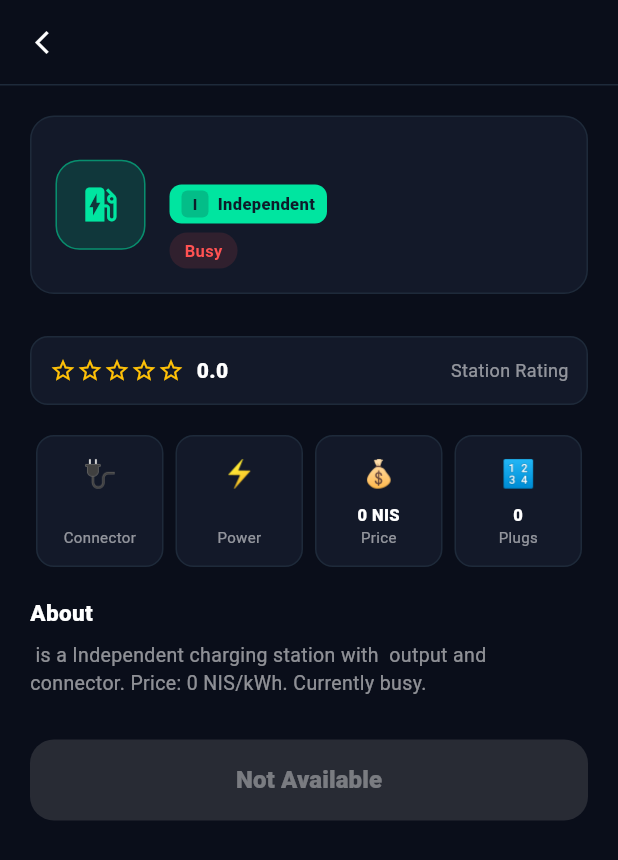
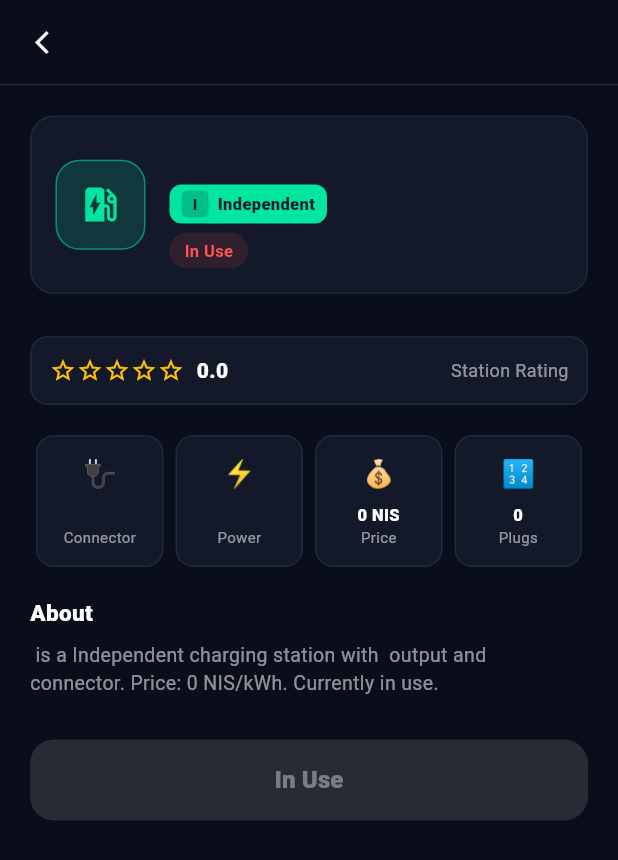
Before and after one commit to safaanouri11/chargeguard-backend, a Flutter app: the ChargerDetailScreen screen opened directly with empty values, on a phone screen of 412 x 824 dp. Shown: the top 860 px of the screen. Run offline on Flutter 3.47's test engine with Material 3 defaults, Android fonts, the phone set to English and light mode, and no system bars; our stand-ins replace flutter_map, geolocator, latlong2, video_player; missing offline and left inert: dart:html, dart:js.

Commit message:
Wire real-time occupancy into Flutter UI
- Station cards on home + charger detail now use occupancy (free|busy|
  offline) instead of plain available boolean. Three colors and labels:
  Available (green), In Use (red), Offline (grey).
- Booking gate disabled for offline stations.
- Host dashboard replaces the on/off Switch with a PopupMenu offering
  Mark Available / Mark In Use / Take Offline (calls new
  setStationOccupancy via PUT /api/host/stations/:id/occupancy).
- Falls back to legacy available flag when occupancy is missing.

https://claude.ai/code/session_014385xFe3S8aHv5fMTTZDjh

```diff
--- a/flutter_application_1/lib/screens/charger_detail_screen.dart
+++ b/flutter_application_1/lib/screens/charger_detail_screen.dart
@@ -26,7 +26,10 @@ class ChargerDetailScreen extends StatelessWidget {
     final power       = station['power']     as String? ?? '22 kW';
     final conn        = station['connector'] as String? ?? 'CCS2';
     final price       = station['price']?.toString() ?? '2.5';
-    final ok          = station['available'] as bool? ?? true;
+    final occupancy   = (station['occupancy'] as String?) ??
+        ((station['available'] as bool? ?? true) ? 'free' : 'busy');
+    final ok          = occupancy == 'free';
+    final isOffline   = occupancy == 'offline';
     final addr        = (station['location'] as Map?)?['address'] as String? ?? '';
     final rating      = (station['rating'] as num?)?.toDouble() ?? 5.0;
     final networkName = station['network'] as String? ?? 'Independent';
@@ -37,7 +40,12 @@ class ChargerDetailScreen extends StatelessWidget {
     final network     = networkInfo(networkName);
     final connColor   = _connColor(conn);
     final isComingSoon = status == 'Coming Soon';
-    final statusColor  = isComingSoon ? Colors.grey : (ok ? kGreen : Colors.redAccent);
+    final statusColor  = isComingSoon
+        ? Colors.grey
+        : (isOffline ? Colors.grey : (ok ? kGreen : Colors.redAccent));
+    final statusLabel  = isComingSoon
+        ? 'Coming Soon'
+        : (isOffline ? 'Offline' : (ok ? 'Available' : 'In Use'));
 
     return Scaffold(
       backgroundColor: cBg,
@@ -69,7 +77,7 @@ class ChargerDetailScreen extends StatelessWidget {
                       color: statusColor.withOpacity(0.12),
                       borderRadius: BorderRadius.circular(20)),
                   child: Text(
-                    isComingSoon ? 'Coming Soon' : (ok ? 'Available' : 'Busy'),
+                    statusLabel,
                     style: TextStyle(color: statusColor,
                         fontSize: 11, fontWeight: FontWeight.w700))),
               ])),
@@ -134,14 +142,14 @@ class ChargerDetailScreen extends StatelessWidget {
           Text('$name is a ${network.name} charging station '
               'with $power output and $conn connector. '
               'Price: $price NIS/kWh. '
-              '${isComingSoon ? "Opening soon." : (ok ? "Currently available." : "Currently busy.")}',
+              '${isComingSoon ? "Opening soon." : (isOffline ? "Currently offline." : (ok ? "Currently available." : "Currently in use."))}',
               style: kSub(13)),
           const SizedBox(height: 28),
 
           // ── Book button ───────────────────────────────────
           SizedBox(width: double.infinity, height: 54,
             child: ElevatedButton(
-              onPressed: (ok && !isComingSoon)
+              onPressed: (ok && !isComingSoon && !isOffline)
                   ? () => goTo(context, BookingFormScreen(station: station))
                   : null,
               style: ElevatedButton.styleFrom(
@@ -150,7 +158,7 @@ class ChargerDetailScreen extends StatelessWidget {
                 foregroundColor: Colors.black,
                 shape: RoundedRectangleBorder(borderRadius: BorderRadius.circular(16))),
               child: Text(
-                isComingSoon ? 'Coming Soon' : (ok ? 'Book Now' : 'Not Available'),
+                isComingSoon ? 'Coming Soon' : (isOffline ? 'Offline' : (ok ? 'Book Now' : 'In Use')),
                 style: const TextStyle(fontSize: 16, fontWeight: FontWeight.w800)))),
         ]),
       ),
```
Also changed, not shown: flutter_application_1/lib/screens/home_screen.dart (+27 -6 lines), flutter_application_1/lib/screens/host_dashboard_screen.dart (+33 -10 lines), flutter_application_1/lib/utils/api_service.dart (+13 -0 lines).
